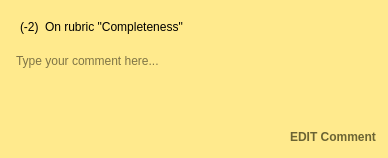
wassgha/TurboGrade, file TurboGrade/ui/commentcard.ui: the form before one commit.
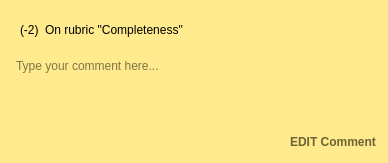
The form after the commit.

Commit message: Corrected bug with stylesheets

The edit to the form file:
```diff
--- a/TurboGrade/ui/commentcard.ui
+++ b/TurboGrade/ui/commentcard.ui
@@ -7,7 +7,7 @@
     <x>0</x>
     <y>0</y>
     <width>388</width>
-    <height>129</height>
+    <height>163</height>
    </rect>
   </property>
   <property name="sizePolicy">
@@ -62,6 +62,9 @@
           <verstretch>0</verstretch>
          </sizepolicy>
         </property>
+        <property name="styleSheet">
+         <string notr="true"/>
+        </property>
         <property name="text">
          <string>(-2)</string>
         </property>
@@ -80,14 +83,14 @@
    <item>
     <widget class="QTextEdit" name="comment">
      <property name="sizePolicy">
-      <sizepolicy hsizetype="Expanding" vsizetype="Fixed">
+      <sizepolicy hsizetype="Expanding" vsizetype="Minimum">
        <horstretch>0</horstretch>
        <verstretch>0</verstretch>
       </sizepolicy>
      </property>
      <property name="maximumSize">
       <size>
-       <width>16777215</width>
+       <width>16777214</width>
        <height>16777215</height>
       </size>
      </property>
```
The commit also changes 1 other file.
